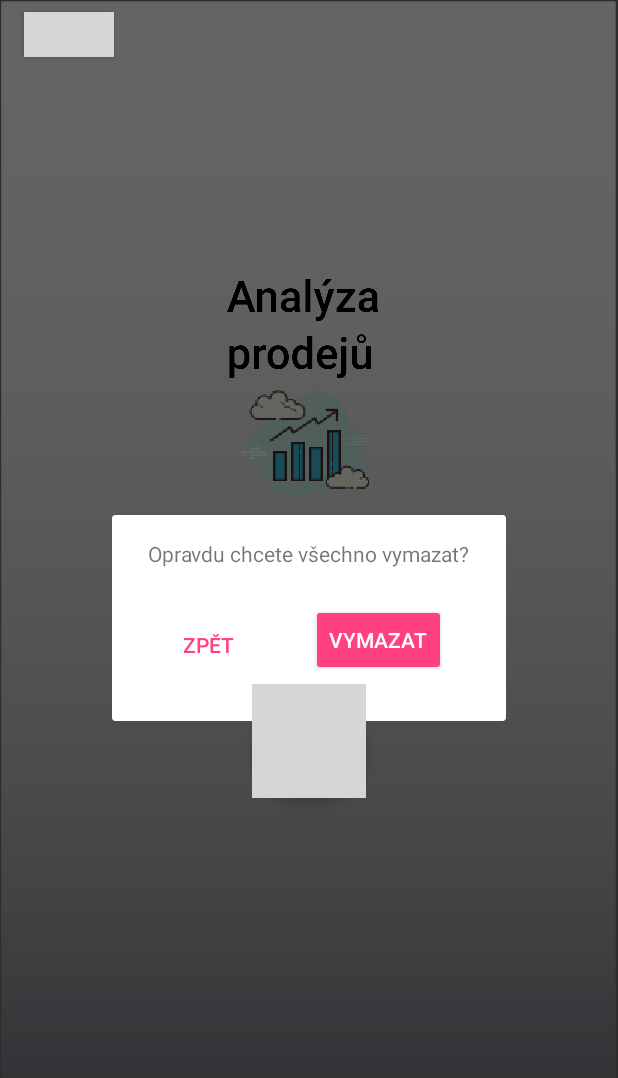
After one commit to MichalTrojek/AnalyzaProdeju, an Android app: the fragment DialogDeleteFragment placed in its activity, on a phone screen of 412 x 824 dp. The commit adds this screen. Shown: the top 1078 px of the screen. Run offline under Robolectric (Android 15) with nearby library versions, the phone set to English and light mode, and no system bars; Roboto replaces fonts that are not available here; grey boxes are pictures that could not be loaded.

Commit message:
added delete all

```diff
--- a/app/src/main/java/cz/mtr/analyzaprodeju/MainActivity.java
+++ b/app/src/main/java/cz/mtr/analyzaprodeju/MainActivity.java
@@ -26,7 +26,7 @@ import com.google.android.material.navigation.NavigationView;
 import java.util.List;
 
 import cz.mtr.analyzaprodeju.Network.Client;
-import cz.mtr.analyzaprodeju.fragments.printer.PrinterDialog;
+import cz.mtr.analyzaprodeju.fragments.dialogs.PrinterDialog;
 import cz.mtr.analyzaprodeju.models.Model;
 import cz.mtr.analyzaprodeju.repository.room.DatabaseCopier;
 import cz.mtr.analyzaprodeju.shared.ExportSharedArticle;
--- /dev/null
+++ b/app/src/main/java/cz/mtr/analyzaprodeju/fragments/dialogs/DialogDeleteFragment.java
@@ -0,0 +1,66 @@
+package cz.mtr.analyzaprodeju.fragments.dialogs;
+
+import android.content.Context;
+import android.os.Bundle;
+import android.util.Log;
+import android.view.LayoutInflater;
+import android.view.View;
+import android.view.ViewGroup;
+import android.widget.Button;
+
+import androidx.annotation.NonNull;
+import androidx.fragment.app.DialogFragment;
+
+import cz.mtr.analyzaprodeju.R;
+
+public class DialogDeleteFragment extends DialogFragment {
+    private static final String TAG = DialogChangeFragment.class.getSimpleName();
+
+
+    private Button backButton, deleteButton;
+    private OnDeleteConfirmed onDeleteConfirmed;
+
+    public interface OnDeleteConfirmed {
+        void deleteConfirmed();
+    }
+
+
+    @NonNull
+    @Override
+    public View onCreateView(LayoutInflater inflater, ViewGroup container, Bundle savedInstanceState) {
+        View view = inflater.inflate(R.layout.dialog_delete_fragment, container, false);
+        backButton = view.findViewById(R.id.backDeleteButton);
+        deleteButton = view.findViewById(R.id.deleteAllDialogButton);
+
+        deleteButton.setOnClickListener(new View.OnClickListener() {
+            @Override
+            public void onClick(View view) {
+                onDeleteConfirmed.deleteConfirmed();
+                getDialog().dismiss();
+            }
+        });
+
+        backButton.setOnClickListener(new View.OnClickListener() {
+            @Override
+            public void onClick(View view) {
+                getDialog().dismiss();
+            }
+        });
+
+
+        return view;
+    }
+
+
+    @Override
+    public void onAttach(Context context) {
+        super.onAttach(context);
+        try {
+            onDeleteConfirmed = (OnDeleteConfirmed) getTargetFragment();
+        } catch (ClassCastException e) {
+            Log.e(TAG, "onAttach: ClassCastException : " + e.getMessage());
+        }
+    }
+
+
+}
--- a/app/src/main/java/cz/mtr/analyzaprodeju/fragments/printer/PrinterDialog.java
+++ b/app/src/main/java/cz/mtr/analyzaprodeju/fragments/dialogs/PrinterDialog.java
@@ -1,4 +1,4 @@
-package cz.mtr.analyzaprodeju.fragments.printer;
+package cz.mtr.analyzaprodeju.fragments.dialogs;
 
 import android.content.Context;
 import android.os.Bundle;
--- /dev/null
+++ b/app/src/main/res/layout/dialog_delete_fragment.xml
@@ -0,0 +1,45 @@
+<?xml version="1.0" encoding="utf-8"?>
+<androidx.constraintlayout.widget.ConstraintLayout xmlns:android="http://schemas.android.com/apk/res/android"
+    xmlns:app="http://schemas.android.com/apk/res-auto"
+    xmlns:tools="http://schemas.android.com/tools"
+    android:layout_width="wrap_content"
+    android:layout_height="wrap_content">
+
+    <TextView
+        android:id="@+id/textView2"
+        android:layout_width="wrap_content"
+        android:layout_height="wrap_content"
+        android:layout_marginStart="24dp"
+        android:layout_marginTop="16dp"
+        android:layout_marginEnd="24dp"
+        android:text="Opravdu chcete všechno vymazat?"
+        app:layout_constraintEnd_toEndOf="parent"
+        app:layout_constraintStart_toStartOf="parent"
+        app:layout_constraintTop_toTopOf="parent" />
+
+    <Button
+        android:id="@+id/backDeleteButton"
+        style="@style/Widget.AppCompat.Button.ButtonBar.AlertDialog"
+        android:layout_width="wrap_content"
+        android:layout_height="wrap_content"
+        android:layout_marginStart="8dp"
+        android:layout_marginTop="24dp"
+        android:layout_marginBottom="24dp"
+        android:text="ZPĚT"
+        app:layout_constraintBottom_toBottomOf="parent"
+        app:layout_constraintStart_toStartOf="@+id/textView2"
+        app:layout_constraintTop_toBottomOf="@+id/textView2" />
+
+    <Button
+        android:id="@+id/deleteAllDialogButton"
+        style="@style/Widget.AppCompat.Button.Colored"
+        android:layout_width="wrap_content"
+        android:layout_height="wrap_content"
+        android:layout_marginStart="8dp"
+        android:layout_marginEnd="8dp"
+        android:text="VYMAZAT"
+        app:layout_constraintEnd_toEndOf="@+id/textView2"
+        app:layout_constraintHorizontal_bias="0.785"
+        app:layout_constraintStart_toEndOf="@+id/backDeleteButton"
+        app:layout_constraintTop_toTopOf="@+id/backDeleteButton" />
+</androidx.constraintlayout.widget.ConstraintLayout>
--- a/app/src/main/res/layout/frament_printer.xml
+++ b/app/src/main/res/layout/frament_display.xml
@@ -7,7 +7,7 @@
     tools:context=".fragments.display.DisplayFragment">
 
     <com.google.android.material.floatingactionbutton.FloatingActionButton
-        android:id="@+id/floatingActionButton"
+        android:id="@+id/deleteAllFloatingButton"
         android:layout_width="wrap_content"
         android:layout_height="wrap_content"
         android:layout_marginEnd="32dp"
--- a/app/src/main/res/navigation/navigation_graph.xml
+++ b/app/src/main/res/navigation/navigation_graph.xml
@@ -102,7 +102,7 @@
         android:id="@+id/displayFragment"
         android:name="cz.mtr.analyzaprodeju.fragments.display.DisplayFragment"
         android:label="display_fragment"
-        tools:layout="@layout/frament_printer" />
+        tools:layout="@layout/frament_display" />
     <fragment
         android:id="@+id/searchFragment"
         android:name="cz.mtr.analyzaprodeju.fragments.search.SearchFragment"
```
Also changed, not shown: app/src/main/java/cz/mtr/analyzaprodeju/Interfaces/OnInputSelected.java (added, +8 -0 lines), app/src/main/java/cz/mtr/analyzaprodeju/fragments/dialogs/DialogChangeFragment.java (renamed from app/src/main/java/cz/mtr/analyzaprodeju/fragments/display/dialog/FragmentChangeDialog.java, +4 -9 lines), app/src/main/java/cz/mtr/analyzaprodeju/fragments/display/DisplayFragment.java (+38 -8 lines), app/src/main/java/cz/mtr/analyzaprodeju/fragments/display/orders/OrdersFragment.java (+13 -4 lines), app/src/main/java/cz/mtr/analyzaprodeju/fragments/display/returns/ReturnsFragment.java (+15 -4 lines).
